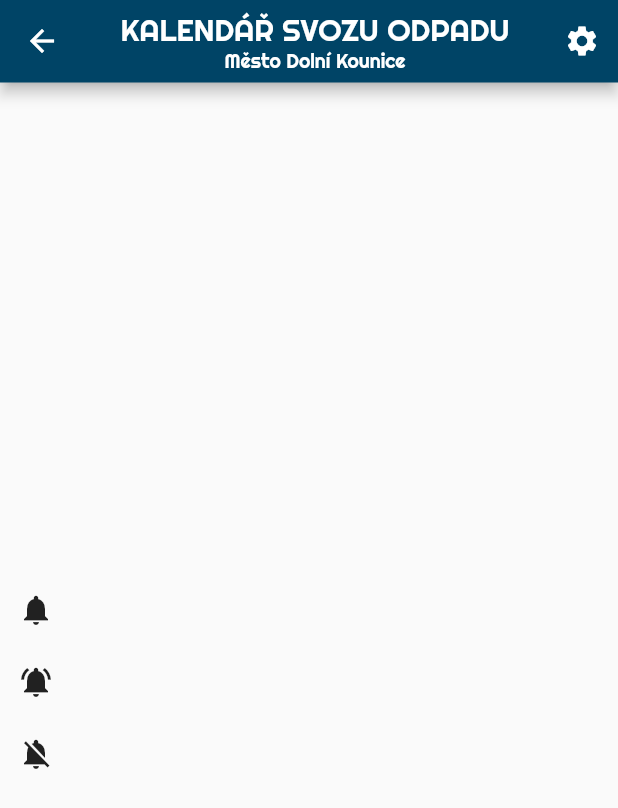
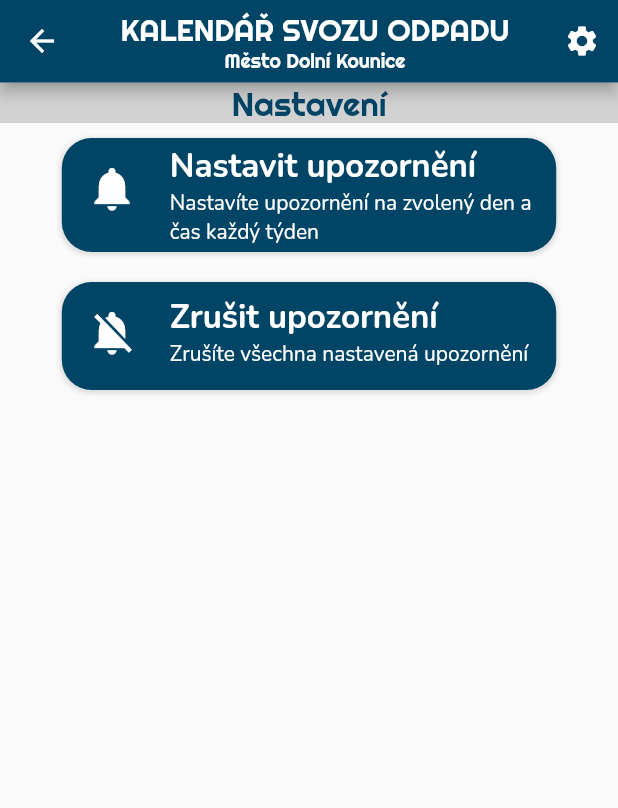
Before and after one commit to zowelu/svoz_odpadu, a Flutter app: the SettingsPage screen opened directly, on a phone screen of 412 x 824 dp. Shown: the top 808 px of the screen. Run offline on Flutter 3.47's test engine with Material 2 defaults, Android fonts, the phone set to English and light mode, and no system bars; our stand-ins replace awesome_notifications, table_calendar.

Commit message:
Změna rozestavení v settings_page.dart

```diff
--- a/lib/settings_page.dart
+++ b/lib/settings_page.dart
@@ -1,9 +1,11 @@
 import 'package:flutter/material.dart';
 import 'package:svoz_odpadu/components/notifications.dart';
+import 'package:svoz_odpadu/components/text_header.dart';
 import 'package:svoz_odpadu/constants/constants.dart';
 import 'package:svoz_odpadu/components/my_appbar.dart';
 import 'package:intl/date_symbol_data_local.dart';
 import 'package:svoz_odpadu/utilities.dart';
+import 'package:svoz_odpadu/components/button_settings.dart';
 
 class SettingsPage extends StatefulWidget {
   static const id = '/homePage';
@@ -19,37 +21,47 @@ class _SettingsPageState extends State<SettingsPage> {
     super.initState();
   }
 
-
   @override
   Widget build(BuildContext context) {
     initializeDateFormatting('cs');
     return Scaffold(
       appBar: const PreferredSize(
           preferredSize: Size.fromHeight(kDMyAppBarHeight), child: MyAppBar()),
-      body: Container(
-        padding: const EdgeInsets.only(top: kDMarginLarger),
-        child: Column(
-          mainAxisAlignment: MainAxisAlignment.center,
+      body: Column(
         crossAxisAlignment: CrossAxisAlignment.center,
         children: <Widget>[
-            IconButton(
-              onPressed: createBasicNotification,
-              icon: const Icon(Icons.notifications),
+          Container(
+            color: kDBackgroundColorCalendar,
+            width: double.infinity,
+            child: const Center(
+              child: TextHeader(text: 'Nastavení'),
             ),
-            IconButton(
-              onPressed: () async {NotificationWeekAndTime? pickedShedule = await pickSchedule(context);
+          ),
+          Column(
+            children: [
+              ButtonSettings(
+                onTap: () async {
+                  NotificationWeekAndTime? pickedShedule =
+                      await pickSchedule(context);
 
-              if(pickedShedule != null){
+                  if (pickedShedule != null) {
                     createScheduledReminderNotification(pickedShedule);
-              }},
-              icon: const Icon(Icons.notifications_active),
+                  }
+                },
+                title: 'Nastavit upozornění',
+                subtitle:
+                    'Nastavíte upozornění na zvolený den a čas každý týden',
+                icon: Icons.notifications,
               ),
-            IconButton(
-              onPressed: cancelScheduledNotifications,
-              icon: const Icon(Icons.notifications_off),
+              ButtonSettings(
+                onTap: cancelScheduledNotifications,
+                title: 'Zrušit upozornění',
+                subtitle: 'Zrušíte všechna nastavená upozornění',
+                icon: Icons.notifications_off,
               ),
             ],
-        ),
+          )
+        ],
       ),
     );
   }
```
Lines whose indentation alone changed are shown as unchanged.
